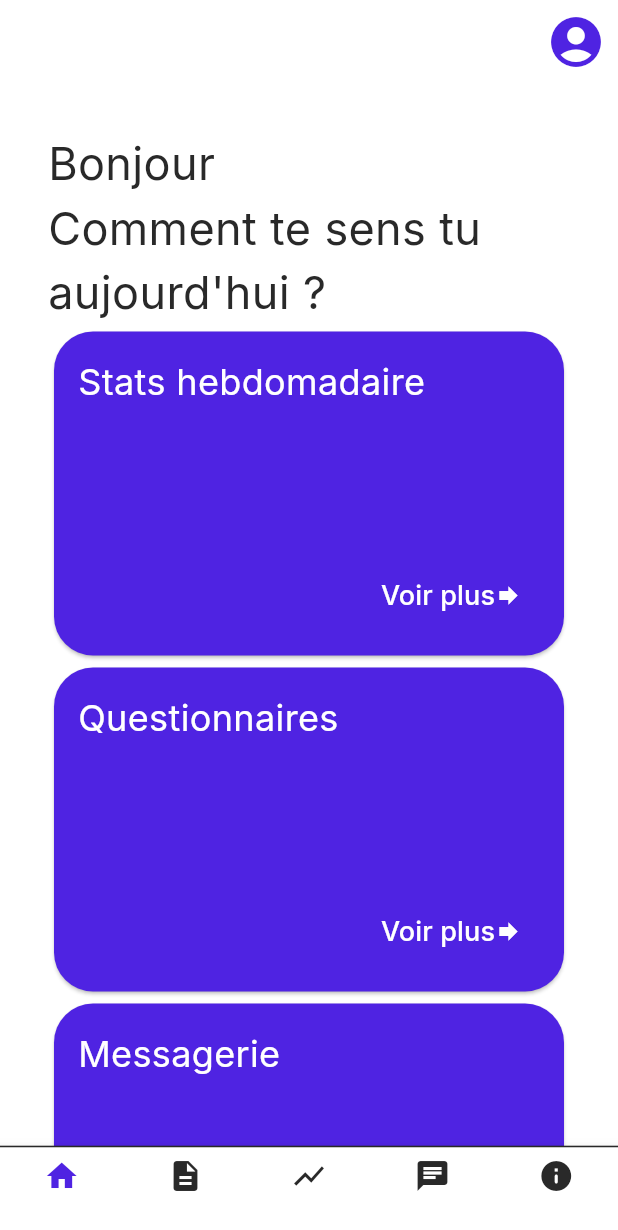
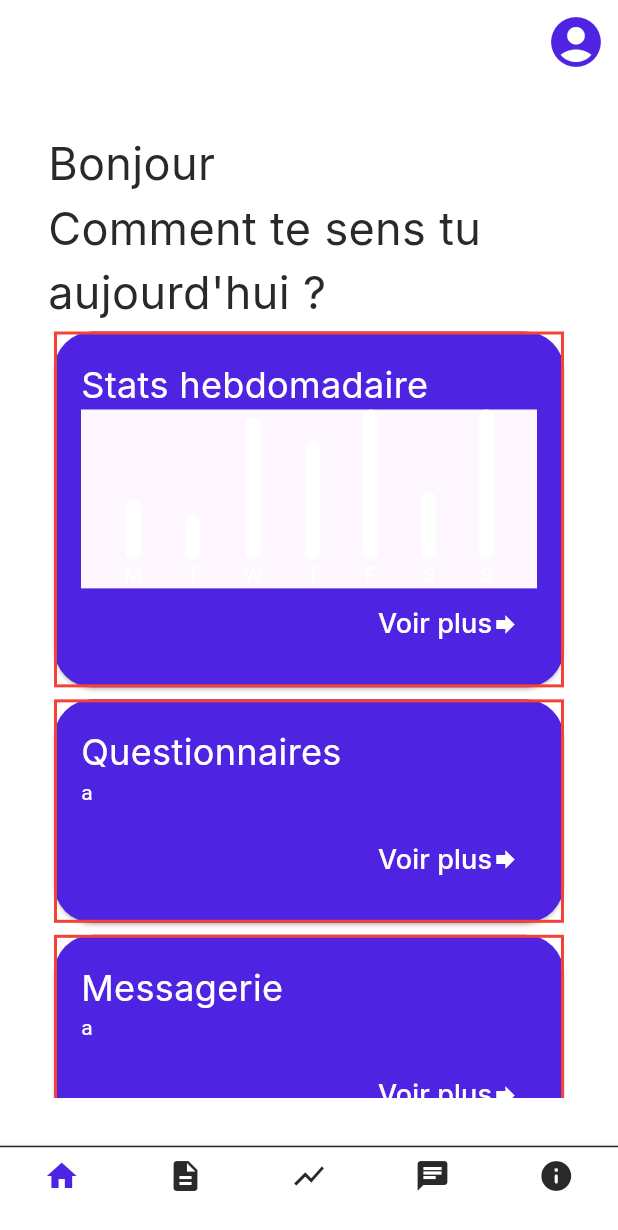
Before and after one commit to SchoodEIP/Schood-Mobile, a Flutter app: the HomeScreen screen opened by its route, on a phone screen of 412 x 824 dp. Shown: the top 1230 px of the screen. Run offline on Flutter 3.47's test engine with Material 3 defaults, Android fonts, the phone set to English and light mode, and no system bars; our stand-ins replace file_picker, google_fonts; missing offline and left inert: dart:ffi.

Commit message:
[+] retribe stats on homepage

```diff
--- a/lib/Homepage_screen.dart
+++ b/lib/Homepage_screen.dart
@@ -5,18 +5,19 @@ import 'package:schood/main.dart';
 import 'package:schood/style/AppColors.dart';
 import 'package:schood/style/AppTexts.dart';
 import 'package:schood/utils/BottomBarApp.dart';
+import 'package:schood/WeeklyStats.dart';
 
 class HomeScreen extends StatefulWidget {
-  const HomeScreen({super.key});
+  const HomeScreen({Key? key});
 
   @override
-  // ignore: library_private_types_in_public_api
   _HomeScreenState createState() => _HomeScreenState();
 }
 
 class _HomeScreenState extends State<HomeScreen> {
   String firstName = '';
   String lastName = '';
+
   @override
   Widget build(BuildContext context) {
     final themeProvider = Provider.of<ThemeProvider>(context);
@@ -39,40 +40,38 @@ class _HomeScreenState extends State<HomeScreen> {
           ),
         ],
       ),
-      body: SingleChildScrollView(
-        child: Padding(
+      body: Padding(
         padding: const EdgeInsets.all(32),
-          child: Column(
+        child: ListView(
+          physics: BouncingScrollPhysics(),
           children: [
             H1TextApp(
               text:
                   'Bonjour $firstName $lastName\nComment te sens tu aujourd\'hui ?',
             ),
             const WidgetCard(
-                height: 216,
+              height: 216 + 96 + 16 + 16,
               width: 401,
               title: "Stats hebdomadaire",
-                link: '/stats'
+              link: '/stats',
             ),
             const WidgetCard(
               height: 216,
               width: 401,
               title: "Questionnaires",
-                link: '/surveySummary'
+              link: '/surveySummary',
             ),
             const WidgetCard(
               height: 216,
               width: 401,
               title: "Messagerie",
-                link: '/chat'
+              link: '/chat',
             ),
           ],
         ),
       ),
-      ),
       bottomNavigationBar: const BottomBarApp(
         indexapp: 0,
-/*        Userinfo: widget.Userinfo,*/
       ),
     );
   }
@@ -92,6 +91,22 @@ class WidgetCard extends StatelessWidget {
     required this.link,
   });
 
+  Widget getContentWidget() {
+    if (link == '/stats') {
+      // Return widget specific to '/stats'
+      return Expanded(child: StatsWidget());
+    } else if (link == '/surveySummary') {
+      // Return widget specific to '/surveySummary'
+      return Expanded(child: SurveySummaryWidget());
+    } else if (link == '/chat') {
+      // Return widget specific to '/chat'
+      return Expanded(child: ChatWidget());
+    } else {
+      // Default case or handle other links if needed
+      return Container();
+    }
+  }
+
   @override
   Widget build(BuildContext context) {
     return Card(
@@ -100,14 +115,22 @@ class WidgetCard extends StatelessWidget {
       ),
       color: AppColors.purpleSchood,
       child: Container(
+        decoration: BoxDecoration(
+          border: Border.all(
+            color: Colors.red, // Set your desired border color here
+            width: 2.0, // Set the border width
+          ),
+        ),
         width: width,
-        height: height,
+        height: height / 1.45,
         padding: const EdgeInsets.all(16.0),
         child: Column(
           crossAxisAlignment: CrossAxisAlignment.start,
           children: [
             H2TextApp(text: title, color: AppColors.backgroundLightmode),
-            const Spacer(),
+            // const Spacer(),
+            getContentWidget(),
+
             Align(
               alignment: Alignment.topRight,
               child: TextButton(
@@ -134,3 +157,51 @@ class WidgetCard extends StatelessWidget {
     );
   }
 }
+
+class StatsWidget extends StatelessWidget {
+  @override
+  Widget build(BuildContext context) {
+    return Scaffold(
+      body: const Column(
+        children: [
+          Row(
+            mainAxisAlignment: MainAxisAlignment.spaceEvenly,
+            children: [
+              StatsGraphHomePage(name: "M", value: 40),
+              StatsGraphHomePage(name: "T", value: 30),
+              StatsGraphHomePage(name: "W", value: 95),
+              StatsGraphHomePage(name: "T", value: 79),
+              StatsGraphHomePage(name: "F", value: 100),
+              StatsGraphHomePage(name: "S", value: 45),
+              StatsGraphHomePage(name: "S", value: 100),
+            ],
+          ),
+        ],
+      ),
+    );
+  }
+}
+
+class SurveySummaryWidget extends StatelessWidget {
+  @override
+  Widget build(BuildContext context) {
+    return Container(
+      child: Text(
+        'a',
+        style: TextStyle(color: Colors.white),
+      ),
+    );
+  }
+}
+
+class ChatWidget extends StatelessWidget {
+  @override
+  Widget build(BuildContext context) {
+    return Container(
+      child: Text(
+        'a',
+        style: TextStyle(color: Colors.white),
+      ),
+    );
+  }
+}
--- a/lib/WeeklyStats.dart
+++ b/lib/WeeklyStats.dart
@@ -75,3 +75,42 @@ class StatsGraph extends StatelessWidget {
     );
   }
 }
+
+class StatsGraphHomePage extends StatelessWidget {
+  final String name;
+  final double value;
+
+  const StatsGraphHomePage({super.key, required this.name, required this.value});
+
+  @override
+  Widget build(BuildContext context) {
+    return Column(
+      mainAxisAlignment: MainAxisAlignment.start,
+      children: [
+        Container(
+          height: 100,
+          width: 10,
+          color: Colors.transparent, // Set your desired background color here
+          child: Column(
+            mainAxisAlignment: MainAxisAlignment.end,
+            children: [
+              SizedBox(
+                height: 100 - value,
+                width: 10,
+              ),
+              Container(
+                height: value,
+                width: 10,
+                decoration: BoxDecoration(
+                  color: Colors.white,
+                  borderRadius: BorderRadius.circular(26),
+                ),
+              ),
+            ],
+          ),
+        ),
+        Text(name, style: TextStyle(color: Colors.white)),
+      ],
+    );
+  }
+}
```
Lines whose indentation alone changed are shown as unchanged.
